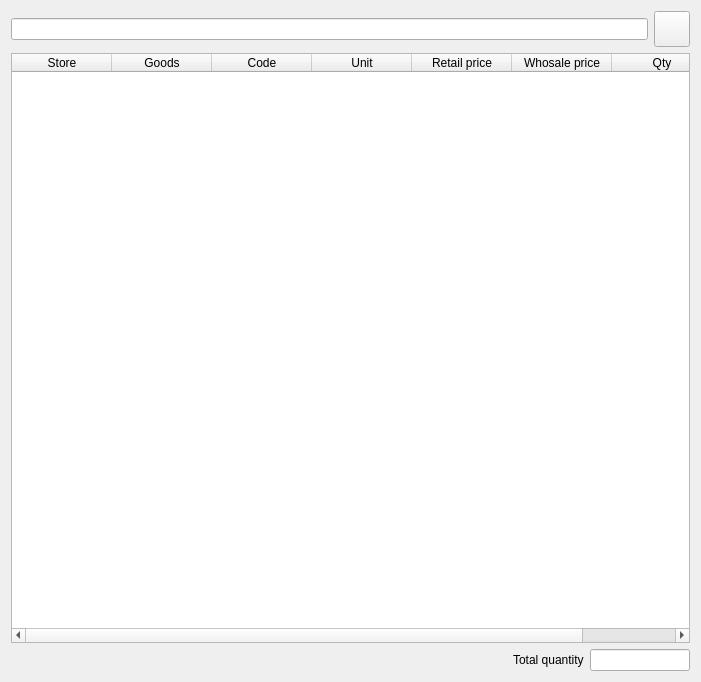
End1-1/Cafe5, file Shop/searchitems.ui: the form before one commit.
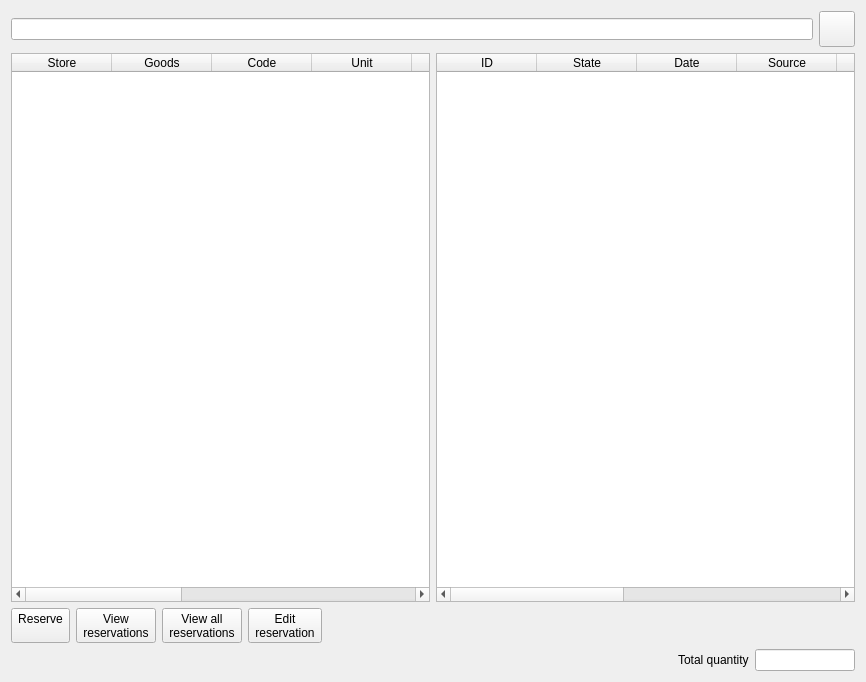
The form after the commit. Icons and pictures are not drawn. Custom widgets are drawn as their Qt base class.

Commit message: Waiter bug fix & change shop store machanism

Patch:
```diff
--- a/Shop/searchitems.ui
+++ b/Shop/searchitems.ui
@@ -6,7 +6,7 @@
    <rect>
     <x>0</x>
     <y>0</y>
-    <width>701</width>
+    <width>866</width>
     <height>682</height>
    </rect>
   </property>
@@ -65,42 +65,287 @@
     </widget>
    </item>
    <item>
-    <widget class="C5TableWidget" name="tbl">
-     <column>
-      <property name="text">
-       <string>Store</string>
+    <widget class="QWidget" name="widget_4" native="true">
+     <layout class="QHBoxLayout" name="horizontalLayout_4">
+      <property name="leftMargin">
+       <number>0</number>
       </property>
-     </column>
-     <column>
-      <property name="text">
-       <string>Goods</string>
+      <property name="topMargin">
+       <number>0</number>
       </property>
-     </column>
-     <column>
-      <property name="text">
-       <string>Code</string>
+      <property name="rightMargin">
+       <number>0</number>
       </property>
-     </column>
-     <column>
-      <property name="text">
-       <string>Unit</string>
+      <property name="bottomMargin">
+       <number>0</number>
       </property>
-     </column>
-     <column>
-      <property name="text">
-       <string>Retail price</string>
+      <item>
+       <widget class="C5TableWidget" name="tbl">
+        <column>
+         <property name="text">
+          <string>Store</string>
+         </property>
+        </column>
+        <column>
+         <property name="text">
+          <string>Goods</string>
+         </property>
+        </column>
+        <column>
+         <property name="text">
+          <string>Code</string>
+         </property>
+        </column>
+        <column>
+         <property name="text">
+          <string>Unit</string>
+         </property>
+        </column>
+        <column>
+         <property name="text">
+          <string>Retail price</string>
+         </property>
+        </column>
+        <column>
+         <property name="text">
+          <string>Whosale price</string>
+         </property>
+        </column>
+        <column>
+         <property name="text">
+          <string>Qty</string>
+         </property>
+        </column>
+        <column>
+         <property name="text">
+          <string>Reserved</string>
+         </property>
+        </column>
+        <column>
+         <property name="text">
+          <string>Store Code</string>
+         </property>
+        </column>
+        <column>
+         <property name="text">
+          <string>Goods Code</string>
+         </property>
+        </column>
+       </widget>
+      </item>
+      <item>
+       <widget class="C5TableWidget" name="tblReserve">
+        <column>
+         <property name="text">
+          <string>ID</string>
+         </property>
+        </column>
+        <column>
+         <property name="text">
+          <string>State</string>
+         </property>
+        </column>
+        <column>
+         <property name="text">
+          <string>Date</string>
+         </property>
+        </column>
+        <column>
+         <property name="text">
+          <string>Source</string>
+         </property>
+        </column>
+        <column>
+         <property name="text">
+          <string>Store</string>
+         </property>
+        </column>
+        <column>
+         <property name="text">
+          <string>Name</string>
+         </property>
+        </column>
+        <column>
+         <property name="text">
+          <string>Scancode</string>
+         </property>
+        </column>
+        <column>
+         <property name="text">
+          <string>Qty</string>
+         </property>
+        </column>
+        <column>
+         <property name="text">
+          <string>Message</string>
+         </property>
+        </column>
+       </widget>
+      </item>
+     </layout>
+    </widget>
+   </item>
+   <item>
+    <widget class="QWidget" name="widget_3" native="true">
+     <layout class="QHBoxLayout" name="horizontalLayout_3">
+      <property name="leftMargin">
+       <number>0</number>
       </property>
-     </column>
-     <column>
-      <property name="text">
-       <string>Whosale price</string>
+      <property name="topMargin">
+       <number>0</number>
       </property>
-     </column>
-     <column>
-      <property name="text">
-       <string>Qty</string>
+      <property name="rightMargin">
+       <number>0</number>
       </property>
-     </column>
+      <property name="bottomMargin">
+       <number>0</number>
+      </property>
+      <item>
+       <widget class="QToolButton" name="btnReserve">
+        <property name="minimumSize">
+         <size>
+          <width>0</width>
+          <height>0</height>
+         </size>
+        </property>
+        <property name="maximumSize">
+         <size>
+          <width>16777215</width>
+          <height>16777215</height>
+         </size>
+        </property>
+        <property name="text">
+         <string>Reserve
+</string>
+        </property>
+        <property name="icon">
+         <iconset resource="../resources/res.qrc">
+          <normaloff>:/reserve.png</normaloff>:/reserve.png</iconset>
+        </property>
+        <property name="iconSize">
+         <size>
+          <width>35</width>
+          <height>32</height>
+         </size>
+        </property>
+        <property name="toolButtonStyle">
+         <enum>Qt::ToolButtonTextUnderIcon</enum>
+        </property>
+       </widget>
+      </item>
+      <item>
+       <widget class="QToolButton" name="btnViewReservations">
+        <property name="minimumSize">
+         <size>
+          <width>0</width>
+          <height>0</height>
+         </size>
+        </property>
+        <property name="maximumSize">
+         <size>
+          <width>16777215</width>
+          <height>16777215</height>
+         </size>
+        </property>
+        <property name="text">
+         <string>View
+reservations</string>
+        </property>
+        <property name="icon">
+         <iconset resource="../resources/res.qrc">
+          <normaloff>:/reserve.png</normaloff>:/reserve.png</iconset>
+        </property>
+        <property name="iconSize">
+         <size>
+          <width>35</width>
+          <height>32</height>
+         </size>
+        </property>
+        <property name="toolButtonStyle">
+         <enum>Qt::ToolButtonTextUnderIcon</enum>
+        </property>
+       </widget>
+      </item>
+      <item>
+       <widget class="QToolButton" name="btnViewAllReservations">
+        <property name="minimumSize">
+         <size>
+          <width>0</width>
+          <height>0</height>
+         </size>
+        </property>
+        <property name="maximumSize">
+         <size>
+          <width>16777215</width>
+          <height>16777215</height>
+         </size>
+        </property>
+        <property name="text">
+         <string>View all
+reservations</string>
+        </property>
+        <property name="icon">
+         <iconset resource="../resources/res.qrc">
+          <normaloff>:/reserve.png</normaloff>:/reserve.png</iconset>
+        </property>
+        <property name="iconSize">
+         <size>
+          <width>35</width>
+          <height>32</height>
+         </size>
+        </property>
+        <property name="toolButtonStyle">
+         <enum>Qt::ToolButtonTextUnderIcon</enum>
+        </property>
+       </widget>
+      </item>
+      <item>
+       <widget class="QToolButton" name="btnEditReserve">
+        <property name="minimumSize">
+         <size>
+          <width>0</width>
+          <height>0</height>
+         </size>
+        </property>
+        <property name="maximumSize">
+         <size>
+          <width>16777215</width>
+          <height>16777215</height>
+         </size>
+        </property>
+        <property name="text">
+         <string>Edit
+reservation</string>
+        </property>
+        <property name="icon">
+         <iconset resource="../resources/res.qrc">
+          <normaloff>:/reserve.png</normaloff>:/reserve.png</iconset>
+        </property>
+        <property name="iconSize">
+         <size>
+          <width>35</width>
+          <height>32</height>
+         </size>
+        </property>
+        <property name="toolButtonStyle">
+         <enum>Qt::ToolButtonTextUnderIcon</enum>
+        </property>
+       </widget>
+      </item>
+      <item>
+       <spacer name="horizontalSpacer_2">
+        <property name="orientation">
+         <enum>Qt::Horizontal</enum>
+        </property>
+        <property name="sizeHint" stdset="0">
+         <size>
+          <width>554</width>
+          <height>20</height>
+         </size>
+        </property>
+       </spacer>
+      </item>
+     </layout>
     </widget>
    </item>
    <item>
```
The commit also changes 266 other files.
